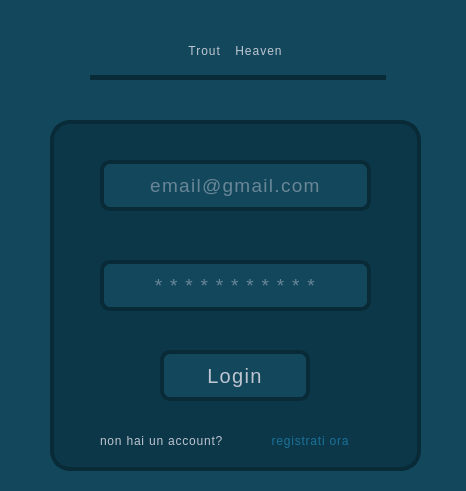
Old version of the form QtApplication/TroutHeavenApp/login_window.ui in the repository vince-exe/TroutHeaven.
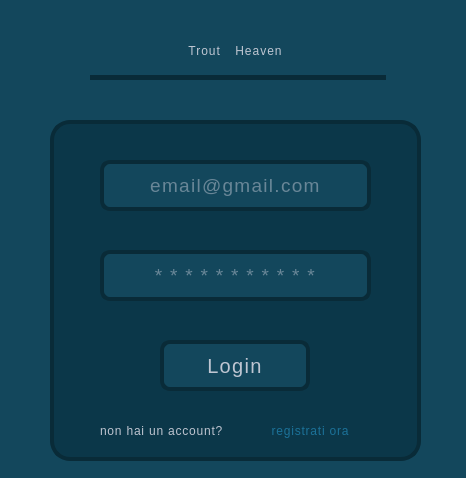
New version of the form.

What changed in the file:
```diff
--- a/QtApplication/TroutHeavenApp/login_window.ui
+++ b/QtApplication/TroutHeavenApp/login_window.ui
@@ -7,7 +7,7 @@
     <x>0</x>
     <y>0</y>
     <width>466</width>
-    <height>491</height>
+    <height>478</height>
    </rect>
   </property>
   <property name="windowTitle">
@@ -66,7 +66,7 @@
      <x>50</x>
      <y>120</y>
      <width>371</width>
-     <height>351</height>
+     <height>341</height>
     </rect>
    </property>
    <property name="styleSheet">
@@ -115,7 +115,7 @@
    <property name="geometry">
     <rect>
      <x>100</x>
-     <y>260</y>
+     <y>250</y>
      <width>271</width>
      <height>51</height>
     </rect>
@@ -149,7 +149,7 @@
    <property name="geometry">
     <rect>
      <x>160</x>
-     <y>350</y>
+     <y>340</y>
      <width>150</width>
      <height>51</height>
     </rect>
@@ -177,7 +177,7 @@
    <property name="geometry">
     <rect>
      <x>100</x>
-     <y>430</y>
+     <y>420</y>
      <width>171</width>
      <height>21</height>
     </rect>
@@ -196,7 +196,7 @@
    <property name="geometry">
     <rect>
      <x>260</x>
-     <y>430</y>
+     <y>420</y>
      <width>101</width>
      <height>21</height>
     </rect>
```
